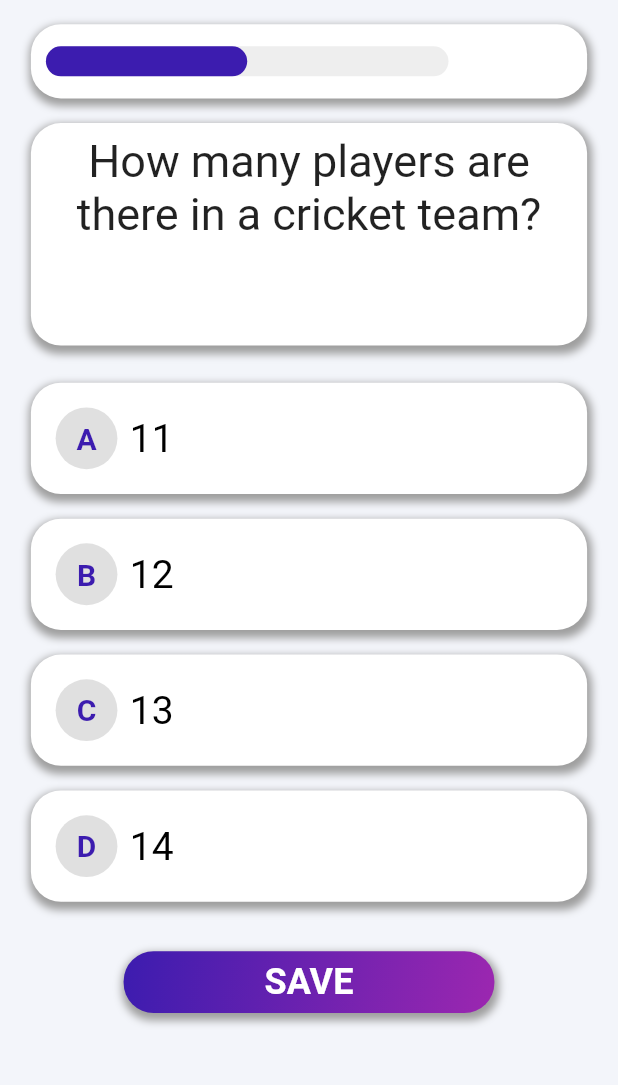
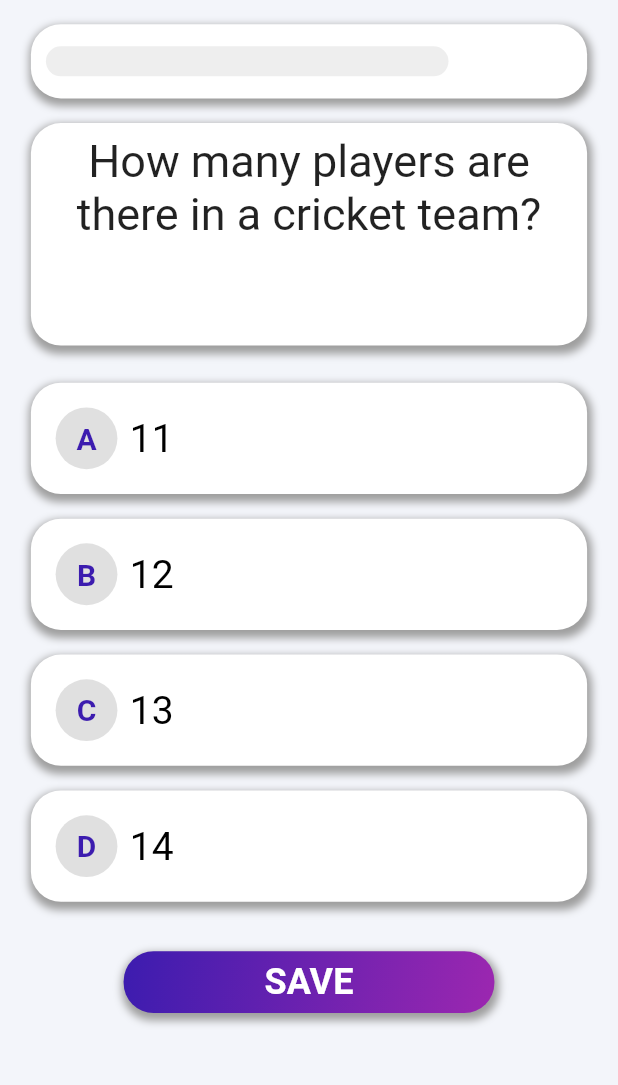
Before and after one commit to Tri-M/nvld_mobile_app, a Flutter app: the screen it shows after launch, after a tap on "Next", on a phone screen of 412 x 824 dp, the part 87-1172 px from its top. Run offline on Flutter 3.47's test engine with Material 2 defaults, Android fonts, the phone set to English and light mode, and no system bars; drawn by our look-alikes of auto_size_text, percent_indicator; our stand-ins replace device_preview.

Commit message:
minor changes to mcq page

```diff
--- a/lib/main.dart
+++ b/lib/main.dart
@@ -5,11 +5,11 @@ import 'package:nvld_app/screens/mcq_page.dart';
 
 void main() {
   runApp(
-    DevicePreview(
+    /*DevicePreview(
       enabled: !kReleaseMode,
       builder: (context) => MyApp(), // Wrap your app
-    ),
-    // MyApp()
+    ),*/
+    MyApp()
   );
 }
 
--- a/lib/models/Question.dart
+++ b/lib/models/Question.dart
@@ -5,6 +5,7 @@ class Question{
   int answer;
   int? selected;
   bool submitted=false;
-  Question({required this.question,required this.answer,required this.options,this.image});
+  String type; //text or image or video
+  Question({required this.question,required this.answer,required this.options,this.image,required this.type});
 
 }
--- a/lib/screens/mcq_page.dart
+++ b/lib/screens/mcq_page.dart
@@ -16,21 +16,32 @@ class McqPage extends StatefulWidget {
 
 class _McqPageState extends State<McqPage> {
   int currQuestion = 0;
+
   List<Question> questions = [
     Question(
       question: 'Who is the captain of indian cricket team?',
       options: ['MS Dhoni', 'Virat Kohli', 'Rohit Sharma', 'Bhumra'],
       answer: 3,
+      type:"text",
     ),
     Question(
       question: 'How many players are there in a cricket team?',
       options: ['11', '12', '13', '14'],
       answer: 1,
+      type:"text",
     ),
+
   ];
+  @override
+  initState() {
+    // questions=[...questions,...questions,...questions,...questions,...questions,...questions,...questions,...questions,...questions,...questions,...questions,...questions];
+    super.initState();
+  }
+
 
   @override
   Widget build(BuildContext context) {
+    print(questions.where((q)=>q.submitted).length);
     int questionsLength=questions.length;
     double width = MediaQuery.of(context).size.width;
     double height = MediaQuery.of(context).size.height;
@@ -82,7 +93,6 @@ class _McqPageState extends State<McqPage> {
                             onTap: (int value){
                               setState(() {
                                 currQuestion = value;
-
                               });
                             },
                           );
@@ -146,7 +156,7 @@ class _McqPageState extends State<McqPage> {
                       width: width * 0.7,
                       lineHeight: 20.0,
                       barRadius: Radius.circular(20),
-                      percent: 0.5,
+                      percent: questions.where((q)=>q.submitted).length/questionsLength,
                       backgroundColor: Colors.grey[200],
                       progressColor: primaryPurple,
                     ),
@@ -190,7 +200,12 @@ class _McqPageState extends State<McqPage> {
                 selected: questions[currQuestion].selected,
                 onTap: (int value) {
                   setState(() {
-                    questions[currQuestion].selected = value;
+                    if (questions[currQuestion].selected!=value)
+                      questions[currQuestion].selected = value;
+                    else{
+                      questions[currQuestion].selected=null;
+                      questions[currQuestion].submitted=false;
+                    }
                     // print('hi');
                   });
                 },
--- a/pubspec.yaml
+++ b/pubspec.yaml
@@ -37,6 +37,7 @@ dependencies:
   device_preview: ^1.0.0
   auto_size_text: ^3.0.0
   percent_indicator: ^4.2.2
+  video_player: ^2.4.2
 
 dev_dependencies:
   flutter_test:
```
Also changed, not shown: pubspec.lock.
